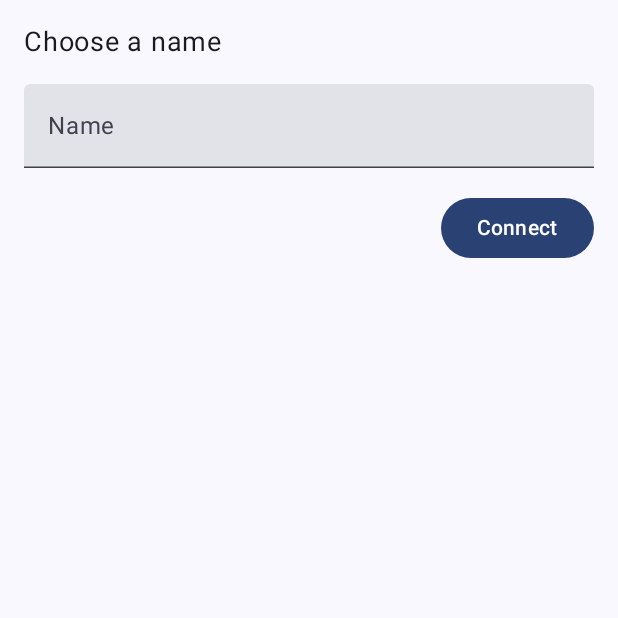
After one commit to Muhammed-Turgut/VR-Stress-Room, an Android app built with Jetpack Compose: the composable ConnectScreen shown on its own in the app's theme, on a phone screen of 412 x 824 dp, the top half of it. The commit adds this screen. Run offline under Robolectric (Android 15) with nearby library versions, the phone set to English and light mode, and no system bars; 2 statements that could not run were skipped.

Commit message:
video arama devam ediyor

```diff
--- a/app/src/main/AndroidManifest.xml
+++ b/app/src/main/AndroidManifest.xml
@@ -11,9 +11,12 @@
 
     <uses-permission android:name="android.permission.CAMERA"/>
     <uses-permission android:name="android.permission.RECORD_AUDIO"/>
+    <uses-permission android:name="android.permission.INTERNET"/>
+
     <!--.........................................................-->
 
     <application
+        android:name=".VideoCalling.VideoCallingApp"
         android:allowBackup="true"
         android:dataExtractionRules="@xml/data_extraction_rules"
         android:fullBackupContent="@xml/backup_rules"
--- /dev/null
+++ b/app/src/main/java/com/VrStressRoom/vrstressroom/VideoCalling/ConnectScreen.kt
@@ -0,0 +1,65 @@
+package com.VrStressRoom.vrstressroom.VideoCalling
+
+import androidx.compose.foundation.layout.Column
+import androidx.compose.foundation.layout.Spacer
+import androidx.compose.foundation.layout.fillMaxSize
+import androidx.compose.foundation.layout.fillMaxWidth
+import androidx.compose.foundation.layout.height
+import androidx.compose.foundation.layout.padding
+import androidx.compose.material3.Button
+import androidx.compose.material3.Text
+import androidx.compose.material3.TextField
+import androidx.compose.runtime.Composable
+import androidx.compose.ui.Alignment
+import androidx.compose.ui.graphics.Color
+import androidx.compose.ui.tooling.preview.Preview
+import androidx.compose.ui.unit.dp
+import androidx.compose.ui.unit.sp
+import java.lang.reflect.Modifier
+
+@Composable
+fun ConnectScreen(
+    state: ConnectState,
+    onAction: (ConnectAction) -> Unit){
+
+    Column(androidx.compose.ui.Modifier
+        .fillMaxSize()
+        .padding(16.dp)) {
+        Text(text="Choose a name",
+            fontSize = 18.sp)
+        Spacer(modifier = androidx.compose.ui.Modifier.height(16.dp))
+
+        TextField(value = state.name,
+            onValueChange = {
+                onAction(ConnectAction.OnNameChange(it))
+            },
+            placeholder = {
+                Text(text = "Name")
+            },
+            modifier = androidx.compose.ui.Modifier.fillMaxWidth())
+        Spacer(modifier = androidx.compose.ui.Modifier.height(16.dp))
+
+        Button(onClick = {
+            onAction(ConnectAction.OnConnectClick)
+        }, modifier = androidx.compose.ui.Modifier.align(Alignment.End)) {
+            Text("Connect")
+        }
+
+        Spacer(modifier = androidx.compose.ui.Modifier.height(16.dp))
+
+        if(state.errorMessage != null){
+            Text(text = state.errorMessage,
+                color = Color.Red
+            )
+        }
+    }
+
+
+}
+
+@Preview(showBackground = true)
+@Composable
+private fun ConnectScreenPreview(){
+    ConnectScreen(state = ConnectState(),
+        onAction = {})
+}
--- /dev/null
+++ b/app/src/main/java/com/VrStressRoom/vrstressroom/VideoCalling/ConnectState.kt
@@ -0,0 +1,7 @@
+package com.VrStressRoom.vrstressroom.VideoCalling
+
+data class ConnectState(
+    val name:String = "",
+    val isConnecting: Boolean = false,
+    val errorMessage: String? = null
+)
--- /dev/null
+++ b/app/src/main/java/com/VrStressRoom/vrstressroom/VideoCalling/Video/VideoCallAction.kt
@@ -0,0 +1,6 @@
+package com.VrStressRoom.vrstressroom.VideoCalling.Video
+
+sealed interface VideoCallAction {
+    data object OnDisconnectClick: VideoCallAction
+    data object JoinCall: VideoCallAction
+}
```
Also changed, not shown: app/build.gradle.kts (+13 -3 lines), app/src/main/java/com/VrStressRoom/vrstressroom/Activity/MainActivity.kt (+9 -0 lines), app/src/main/java/com/VrStressRoom/vrstressroom/VideoCalling/ConnectAction.kt (added, +7 -0 lines), app/src/main/java/com/VrStressRoom/vrstressroom/VideoCalling/ConnectViewModel.kt (added, +39 -0 lines), app/src/main/java/com/VrStressRoom/vrstressroom/VideoCalling/Video/VideoCallScreen.kt (added, +82 -0 lines), app/src/main/java/com/VrStressRoom/vrstressroom/VideoCalling/Video/VideoCallState.kt (added, +16 -0 lines), app/src/main/java/com/VrStressRoom/vrstressroom/VideoCalling/Video/VideoCallViewModel.kt (added, +56 -0 lines), app/src/main/java/com/VrStressRoom/vrstressroom/VideoCalling/VideoCallingApp.kt (added, +28 -0 lines), gradle/libs.versions.toml (+17 -0 lines), settings.gradle.kts (+4 -3 lines).
